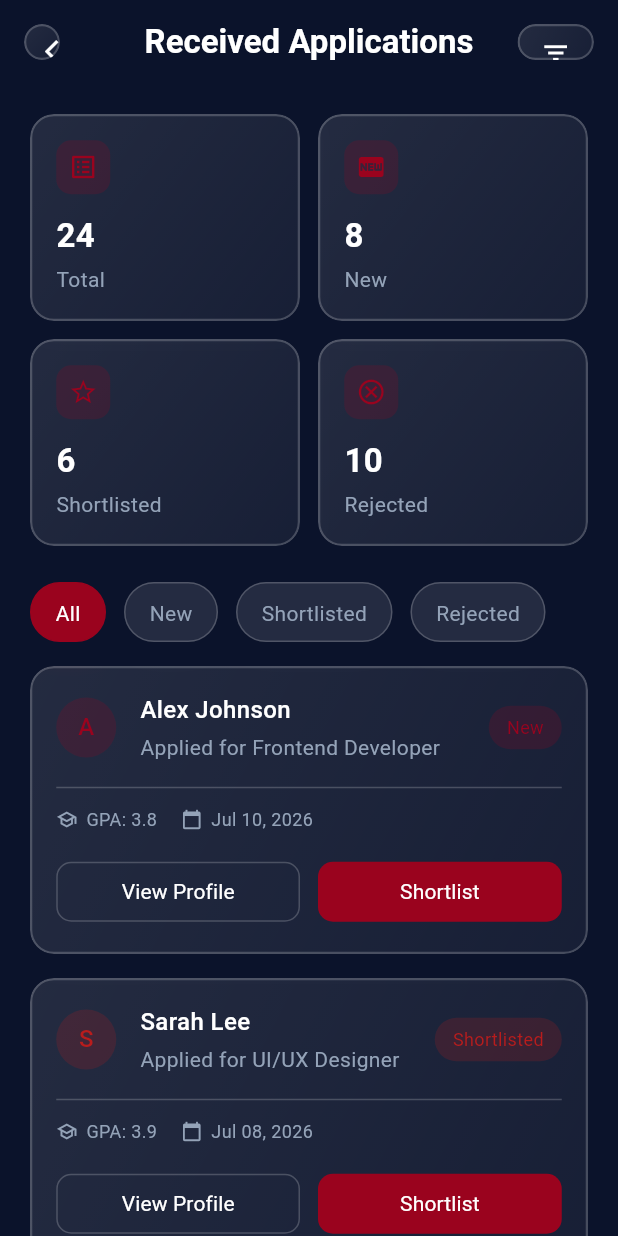
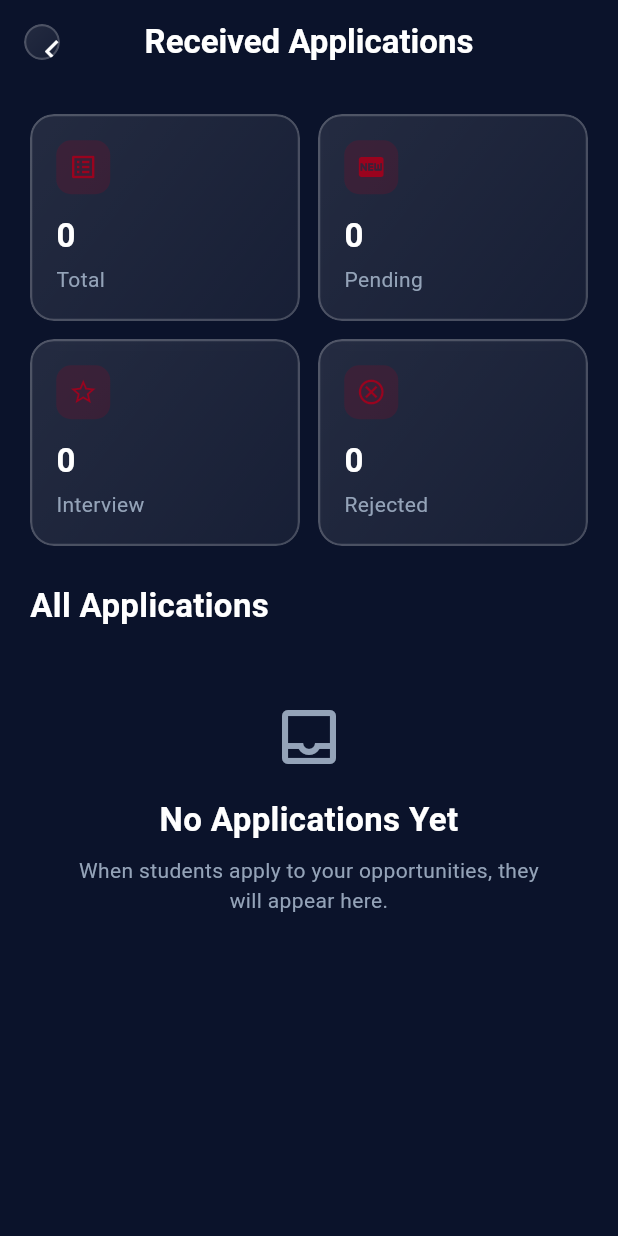
Before and after one commit to ingdia/alu_spark, a Flutter app: the ApplicationsReceivedScreen screen opened by its route, on a phone screen of 412 x 824 dp. Run offline on Flutter 3.47's test engine with Material 3 defaults, Android fonts, the phone set to English and light mode, and no system bars; our stand-ins replace cloud_firestore, file_picker, firebase_auth, firebase_core, firebase_storage, flutter_riverpod and 1 more; accounts and stored records are empty.

Commit message:
feat(applications): wire founder applications received screen to Firestore
- Added startupId to Application entity and model for efficient Firestore querying
- Implemented getApplicationsByStartup method in ApplicationRepository

```diff
--- /dev/null
+++ b/lib/core/widgets/empty_state_widget.dart
@@ -0,0 +1,43 @@
+import 'package:flutter/material.dart';
+import 'package:alu_spark/app/theme/app_colors.dart';
+import 'package:alu_spark/app/theme/app_text_styles.dart';
+
+class EmptyStateWidget extends StatelessWidget {
+  final IconData icon;
+  final String title;
+  final String description;
+
+  const EmptyStateWidget({
+    super.key,
+    required this.icon,
+    required this.title,
+    required this.description,
+  });
+
+  @override
+  Widget build(BuildContext context) {
+    return Center(
+      child: Padding(
+        padding: const EdgeInsets.all(32),
+        child: Column(
+          mainAxisSize: MainAxisSize.min,
+          children: [
+            Icon(icon, color: AppColors.textSecondary, size: 48),
+            const SizedBox(height: 16),
+            Text(
+              title,
+              style: AppTextStyles.headingMedium.copyWith(color: AppColors.white),
+              textAlign: TextAlign.center,
+            ),
+            const SizedBox(height: 8),
+            Text(
+              description,
+              style: AppTextStyles.bodyMedium.copyWith(color: AppColors.textSecondary),
+              textAlign: TextAlign.center,
+            ),
+          ],
+        ),
+      ),
+    );
+  }
+}
--- a/lib/features/applications/data/models/application_model.dart
+++ b/lib/features/applications/data/models/application_model.dart
@@ -3,22 +3,14 @@ import 'package:alu_spark/features/applications/domain/entities/application.dart
 import 'package:alu_spark/shared/enums/application_status.dart';
 
 class ApplicationModel {
-  final String id;
-  final String opportunityId;
-  final String opportunityTitle;
-  final String startupName;
-  final String studentId;
-  final String studentName;
-  final String studentEmail;
-  final String motivation;
-  final String cvUrl;
-  final ApplicationStatus status;
-  final DateTime createdAt;
+  // ... (keep existing fields, add startupId)
+  final String startupId;
 
   ApplicationModel({
     required this.id,
     required this.opportunityId,
     required this.opportunityTitle,
+    required this.startupId, // Added
     required this.startupName,
     required this.studentId,
     required this.studentName,
@@ -35,6 +27,7 @@ class ApplicationModel {
       id: doc.id,
       opportunityId: data['opportunityId'] ?? '',
       opportunityTitle: data['opportunityTitle'] ?? '',
+      startupId: data['startupId'] ?? '', // Added
       startupName: data['startupName'] ?? '',
       studentId: data['studentId'] ?? '',
       studentName: data['studentName'] ?? '',
@@ -53,6 +46,7 @@ class ApplicationModel {
     return {
       'opportunityId': opportunityId,
       'opportunityTitle': opportunityTitle,
+      'startupId': startupId, // Added
       'startupName': startupName,
       'studentId': studentId,
       'studentName': studentName,
@@ -69,6 +63,7 @@ class ApplicationModel {
       id: id,
       opportunityId: opportunityId,
       opportunityTitle: opportunityTitle,
+      startupId: startupId, // Added
       startupName: startupName,
       studentId: studentId,
       studentName: studentName,
--- a/lib/features/applications/data/repositories/application_repository_impl.dart
+++ b/lib/features/applications/data/repositories/application_repository_impl.dart
@@ -28,7 +28,20 @@ class ApplicationRepositoryImpl implements ApplicationRepository {
 
     await _firestore.collection(_collectionPath).add(model.toFirestore());
   }
-
+@override
+  Stream<List<Application>> getApplicationsByStartup(String startupId) {
+    return _firestore
+        .collection(_collectionPath)
+        .where('startupId', isEqualTo: startupId)
+        .orderBy('createdAt', descending: true)
+        .snapshots()
+        .map((snapshot) {
+      return snapshot.docs
+          .map((doc) => ApplicationModel.fromFirestore(doc).toEntity())
+          .toList();
+    });
+  }
+}
   @override
   Stream<List<Application>> getApplicationsByStudent(String studentId) {
     return _firestore
--- a/lib/features/applications/domain/entities/application.dart
+++ b/lib/features/applications/domain/entities/application.dart
@@ -4,6 +4,7 @@ class Application {
   final String id;
   final String opportunityId;
   final String opportunityTitle;
+  final String startupId; // Added
   final String startupName;
   final String studentId;
   final String studentName;
@@ -17,6 +18,7 @@ class Application {
     required this.id,
     required this.opportunityId,
     required this.opportunityTitle,
+    required this.startupId, // Added
     required this.startupName,
     required this.studentId,
     required this.studentName,
--- a/lib/features/applications/domain/repositories/application_repository.dart
+++ b/lib/features/applications/domain/repositories/application_repository.dart
@@ -1,12 +1,7 @@
 import 'package:alu_spark/features/applications/domain/entities/application.dart';
 
 abstract class ApplicationRepository {
-  // Submit a new application
   Future<void> submitApplication(Application application);
-
-  // Get applications for a specific student
   Stream<List<Application>> getApplicationsByStudent(String studentId);
-
-  // Get applications for a specific opportunity (for founders)
-  Stream<List<Application>> getApplicationsByOpportunity(String opportunityId);
+  Stream<List<Application>> getApplicationsByStartup(String startupId); // Added
 }
--- a/lib/features/applications/presentation/providers/application_provider.dart
+++ b/lib/features/applications/presentation/providers/application_provider.dart
@@ -7,3 +7,9 @@ final applicationsByStudentProvider = StreamProvider.family<List<Application>, S
   final repository = ref.watch(applicationRepositoryProvider);
   return repository.getApplicationsByStudent(studentId);
 });
+
+// Stream provider to fetch applications by startup ID (For Founders)
+final applicationsByStartupProvider = StreamProvider.family<List<Application>, String>((ref, startupId) {
+  final repository = ref.watch(applicationRepositoryProvider);
+  return repository.getApplicationsByStartup(startupId);
+});
--- a/lib/features/applications/presentation/screens/application_tracking_screen.dart
+++ b/lib/features/applications/presentation/screens/application_tracking_screen.dart
@@ -22,7 +22,7 @@ class ApplicationTrackingScreen extends ConsumerWidget {
 
     return Scaffold(
       backgroundColor: AppColors.darkBlue,
-      appBar: _buildAppBar(),
+      appBar: _buildAppBar(context),
       body: authState.when(
         loading: () => const LoadingWidget(message: 'Loading your profile...'),
         error: (error, _) => ErrorStateWidget(
@@ -54,7 +54,7 @@ class ApplicationTrackingScreen extends ConsumerWidget {
     );
   }
 
-  PreferredSizeWidget _buildAppBar() {
+  PreferredSizeWidget _buildAppBar(BuildContext context) {
     return AppBar(
       backgroundColor: Colors.transparent,
       elevation: 0,
--- a/lib/features/applications/presentation/screens/applications_received_screen.dart
+++ b/lib/features/applications/presentation/screens/applications_received_screen.dart
@@ -3,73 +3,33 @@ import 'package:flutter_riverpod/flutter_riverpod.dart';
 import 'package:alu_spark/app/theme/app_colors.dart';
 import 'package:alu_spark/app/theme/app_text_styles.dart';
 import 'package:alu_spark/core/widgets/glassmorphism_container.dart';
+import 'package:alu_spark/core/widgets/loading_widget.dart';
+import 'package:alu_spark/core/widgets/empty_state_widget.dart';
+import 'package:alu_spark/core/widgets/error_state_widget.dart';
+import 'package:alu_spark/features/applications/presentation/providers/application_provider.dart';
+import 'package:alu_spark/features/applications/domain/entities/application.dart';
+import 'package:alu_spark/shared/enums/application_status.dart';
 
-class ApplicationsReceivedScreen extends ConsumerStatefulWidget {
+class ApplicationsReceivedScreen extends ConsumerWidget {
+  // TODO: Replace with actual logged-in founder's startup ID once Startup Profile is wired
+  final String startupId = 'dummy_startup_id_123';
+
   const ApplicationsReceivedScreen({super.key});
 
   @override
-  ConsumerState<ApplicationsReceivedScreen> createState() => _ApplicationsReceivedScreenState();
-}
+  Widget build(BuildContext context, WidgetRef ref) {
+    final applicationsAsync = ref.watch(applicationsByStartupProvider(startupId));
 
-class _ApplicationsReceivedScreenState extends ConsumerState<ApplicationsReceivedScreen> {
-  String _selectedFilter = 'All';
-
-  // Using final for lists to align with project conventions
-  final List<String> _filters = ['All', 'New', 'Shortlisted', 'Rejected'];
-
-  final List<Map<String, dynamic>> _applications = [
-    {
-      'name': 'Alex Johnson',
-      'role': 'Frontend Developer',
-      'date': 'Jul 10, 2026',
-      'status': 'New',
-      'color': AppColors.darkRed,
-      'gpa': '3.8',
-    },
-    {
-      'name': 'Sarah Lee',
-      'role': 'UI/UX Designer',
-      'date': 'Jul 08, 2026',
-      'status': 'Shortlisted',
-      'color': AppColors.darkRedLight,
-      'gpa': '3.9',
-    },
-    {
-      'name': 'Mike Chen',
-      'role': 'Marketing Intern',
-      'date': 'Jul 05, 2026',
-      'status': 'Reviewing',
-      'color': AppColors.lightGray,
-      'gpa': '3.5',
-    },
-    {
-      'name': 'Emily Davis',
-      'role': 'Data Analyst',
-      'date': 'Jul 01, 2026',
-      'status': 'Rejected',
-      'color': AppColors.textSecondary,
-      'gpa': '3.2',
-    },
-  ];
-
-  @override
-  Widget build(BuildContext context) {
     return Scaffold(
       backgroundColor: AppColors.darkBlue,
       appBar: _buildAppBar(),
-      body: SingleChildScrollView(
-        padding: const EdgeInsets.all(20),
-        child: Column(
-          crossAxisAlignment: CrossAxisAlignment.start,
-          children: [
-            _buildSummaryStats(),
-            const SizedBox(height: 24),
-            _buildFilterTabs(),
-            const SizedBox(height: 16),
-            _buildApplicationsList(),
-            const SizedBox(height: 20),
-          ],
+      body: applicationsAsync.when(
+        loading: () => const LoadingWidget(message: 'Fetching applications...'),
+        error: (error, _) => ErrorStateWidget(
+          message: error.toString(),
+          onRetry: () => ref.invalidate(applicationsByStartupProvider(startupId)),
         ),
+        data: (applications) => _buildContent(context, applications),
       ),
     );
   }
@@ -95,41 +55,53 @@ class _ApplicationsReceivedScreenState extends ConsumerState<ApplicationsReceive
         style: AppTextStyles.headingMedium.copyWith(color: AppColors.white),
       ),
       centerTitle: true,
-      actions: [
-        Padding(
-          padding: const EdgeInsets.all(16.0),
-          child: GlassmorphicContainer(
-            blur: 10,
-            borderRadius: 12,
-            padding: const EdgeInsets.all(0),
-            child: IconButton(
-              icon: const Icon(Icons.filter_list, color: AppColors.white, size: 20),
-              onPressed: () {
-                // TODO: Open advanced filter modal
-              },
-            ),
-          ),
-        ),
-      ],
     );
   }
 
-  Widget _buildSummaryStats() {
+  Widget _buildContent(BuildContext context, List<Application> applications) {
+    return SingleChildScrollView(
+      padding: const EdgeInsets.all(20),
+      child: Column(
+        crossAxisAlignment: CrossAxisAlignment.start,
+        children: [
+          _buildSummaryStats(applications),
+          const SizedBox(height: 24),
+          _buildSectionTitle('All Applications'),
+          const SizedBox(height: 16),
+          applications.isEmpty
+              ? const EmptyStateWidget(
+                  icon: Icons.inbox_outlined,
+                  title: 'No Applications Yet',
+                  description: 'When students apply to your opportunities, they will appear here.',
+                )
+              : _buildApplicationsList(applications),
+          const SizedBox(height: 20),
+        ],
+      ),
+    );
+  }
+
+  Widget _buildSummaryStats(List<Application> applications) {
+    final total = applications.length;
+    final pending = applications.where((a) => a.status == ApplicationStatus.pending || a.status == ApplicationStatus.reviewing).length;
+    final shortlisted = applications.where((a) => a.status == ApplicationStatus.interview).length;
+    final rejected = applications.where((a) => a.status == ApplicationStatus.rejected).length;
+
     return Column(
       children: [
         Row(
           children: [
-            Expanded(child: _buildStatCard('Total', '24', Icons.list_alt)),
+            Expanded(child: _buildStatCard('Total', '$total', Icons.list_alt)),
             const SizedBox(width: 12),
-            Expanded(child: _buildStatCard('New', '8', Icons.fiber_new)),
+            Expanded(child: _buildStatCard('Pending', '$pending', Icons.fiber_new)),
           ],
         ),
         const SizedBox(height: 12),
         Row(
           children: [
-            Expanded(child: _buildStatCard('Shortlisted', '6', Icons.star_outline)),
+            Expanded(child: _buildStatCard('Interview', '$shortlisted', Icons.star_outline)),
             const SizedBox(width: 12),
-            Expanded(child: _buildStatCard('Rejected', '10', Icons.cancel_outlined)),
+            Expanded(child: _buildStatCard('Rejected', '$rejected', Icons.cancel_outlined)),
           ],
         ),
       ],
@@ -147,7 +119,7 @@ class _ApplicationsReceivedScreenState extends ConsumerState<ApplicationsReceive
           Container(
             padding: const EdgeInsets.all(8),
             decoration: BoxDecoration(
-              color: AppColors.darkRed.withValues(alpha: 0.2),
+              color: AppColors.darkRed.withOpacity(0.2),
               borderRadius: BorderRadius.circular(10),
             ),
             child: Icon(icon, color: AppColors.darkRed, size: 20),
@@ -167,55 +139,23 @@ class _ApplicationsReceivedScreenState extends ConsumerState<ApplicationsReceive
     );
   }
 
-  Widget _buildFilterTabs() {
-    return SizedBox(
-      height: 40,
-      child: ListView.builder(
-        scrollDirection: Axis.horizontal,
-        itemCount: _filters.length,
-        itemBuilder: (context, index) {
-          final filter = _filters[index];
-          final isSelected = _selectedFilter == filter;
-          return Padding(
-            padding: const EdgeInsets.only(right: 12),
-            child: GestureDetector(
-              onTap: () {
-                setState(() {
-                  _selectedFilter = filter;
-                });
-                // TODO: Trigger provider to filter applications
-              },
-              child: Container(
-                padding: const EdgeInsets.symmetric(horizontal: 16, vertical: 10),
-                decoration: BoxDecoration(
-                  color: isSelected ? AppColors.darkRed : AppColors.glassWhite,
-                  borderRadius: BorderRadius.circular(20),
-                  border: Border.all(
-                    color: isSelected ? AppColors.darkRed : AppColors.borderGlass,
-                  ),
-                ),
-                child: Text(
-                  filter,
-                  style: AppTextStyles.bodyMedium.copyWith(
-                    color: isSelected ? AppColors.white : AppColors.textSecondary,
-                  ),
-                ),
-              ),
-            ),
-          );
-        },
-      ),
+  Widget _buildSectionTitle(String title) {
+    return Text(
+      title,
+      style: AppTextStyles.headingMedium.copyWith(color: AppColors.white),
     );
   }
 
-  Widget _buildApplicationsList() {
-    // In a real app, we would filter _applications based on _selectedFilter
+  Widget _buildApplicationsList(List<Application> applications) {
     return Column(
-      children: _applications.map((app) => _buildApplicationCard(app)).toList(),
+      children: applications.map((app) => _buildApplicationCard(app)).toList(),
     );
   }
 
-  Widget _buildApplicationCard(Map<String, dynamic> app) {
+  Widget _buildApplicationCard(Application app) {
+    final statusColor = _getStatusColor(app.status);
+    final formattedDate = '${app.createdAt.day}/${app.createdAt.month}/${app.createdAt.year}';
+
     return Padding(
       padding: const EdgeInsets.only(bottom: 16),
       child: GlassmorphicContainer(
@@ -228,10 +168,10 @@ class _ApplicationsReceivedScreenState extends ConsumerState<ApplicationsReceive
             Row(
               children: [
                 CircleAvatar(
-                  backgroundColor: (app['color'] as Color).withValues(alpha: 0.2),
+                  backgroundColor: statusColor.withOpacity(0.2),
                   child: Text(
-                    (app['name'] as String).substring(0, 1),
-                    style: AppTextStyles.bodyLarge.copyWith(color: app['color'] as Color),
+                    app.studentName.substring(0, 1),
+                    style: AppTextStyles.bodyLarge.copyWith(color: statusColor),
                   ),
                 ),
                 const SizedBox(width: 16),
@@ -240,12 +180,12 @@ class _ApplicationsReceivedScreenState extends ConsumerState<ApplicationsReceive
                     crossAxisAlignment: CrossAxisAlignment.start,
                     children: [
                       Text(
-                        app['name'] as String,
+                        app.studentName,
                         style: AppTextStyles.bodyLarge.copyWith(color: AppColors.white),
                       ),
                       const SizedBox(height: 4),
                       Text(
-                        'Applied for ${app['role']}',
+                        'Applied for ${app.opportunityTitle}',
                         style: AppTextStyles.bodyMedium.copyWith(color: AppColors.textSecondary),
                       ),
                     ],
@@ -254,13 +194,13 @@ class _ApplicationsReceivedScreenState extends ConsumerState<ApplicationsReceive
                 Container(
                   padding: const EdgeInsets.symmetric(horizontal: 12, vertical: 6),
                   decoration: BoxDecoration(
-                    color: (app['color'] as Color).withValues(alpha: 0.2),
+                    color: statusColor.withOpacity(0.2),
                     borderRadius: BorderRadius.circular(20),
                   ),
                   child: Text(
-                    app['status'] as String,
+                    app.status.displayName,
                     style: AppTextStyles.bodyMedium.copyWith(
-                      color: app['color'] as Color,
+                      color: statusColor,
                       fontSize: 12,
                     ),
                   ),
@@ -275,17 +215,15 @@ class _ApplicationsReceivedScreenState extends ConsumerState<ApplicationsReceive
                 const Icon(Icons.school_outlined, color: AppColors.textSecondary, size: 14),
                 const SizedBox(width: 6),
                 Text(
-                  'GPA: ${app['gpa']}',
+                  app.studentEmail,
                   style: AppTextStyles.bodyMedium.copyWith(
                     color: AppColors.textSecondary,
                     fontSize: 12,
                   ),
                 ),
-                const SizedBox(width: 16),
-                const Icon(Icons.calendar_today, color: AppColors.textSecondary, size: 14),
-                const SizedBox(width: 6),
+                const Spacer(),
                 Text(
-                  app['date'] as String,
+                  formattedDate,
                   style: AppTextStyles.bodyMedium.copyWith(
                     color: AppColors.textSecondary,
                     fontSize: 12,
@@ -318,7 +256,7 @@ class _ApplicationsReceivedScreenState extends ConsumerState<ApplicationsReceive
                 Expanded(
                   child: ElevatedButton(
                     onPressed: () {
-                      // TODO: Trigger provider to shortlist or message
+                      // TODO: Trigger provider to shortlist
                     },
                     style: ElevatedButton.styleFrom(
                       backgroundColor: AppColors.darkRed,
@@ -341,4 +279,18 @@ class _ApplicationsReceivedScreenState extends ConsumerState<ApplicationsReceive
       ),
     );
   }
+
+  Color _getStatusColor(ApplicationStatus status) {
+    switch (status) {
+      case ApplicationStatus.pending:
+      case ApplicationStatus.reviewing:
+        return AppColors.textSecondary;
+      case ApplicationStatus.interview:
+        return AppColors.darkRedLight;
+      case ApplicationStatus.accepted:
+        return AppColors.darkRed;
+      case ApplicationStatus.rejected:
+        return AppColors.textSecondary.withOpacity(0.5);
+    }
+  }
 }
```
